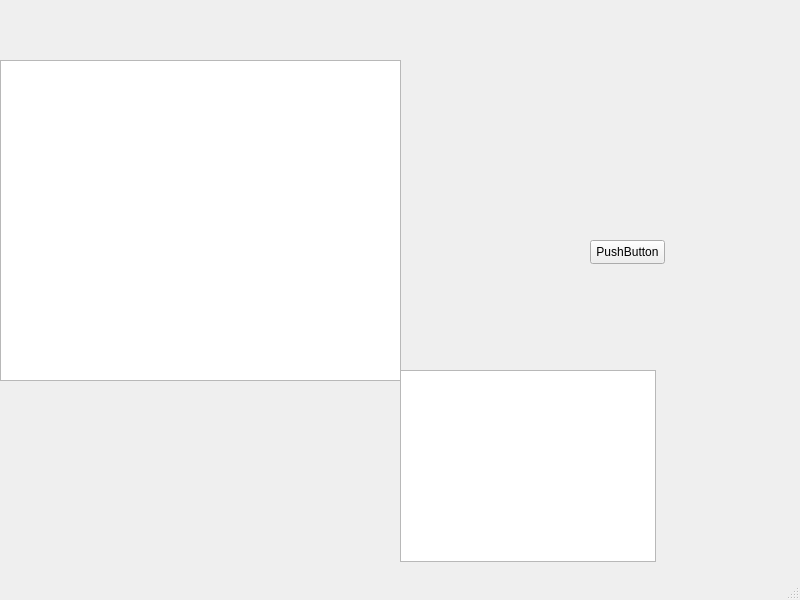
MuHyeonSon/OSSTEM_Intern_Project, file mainwindow.ui: the form before one commit.
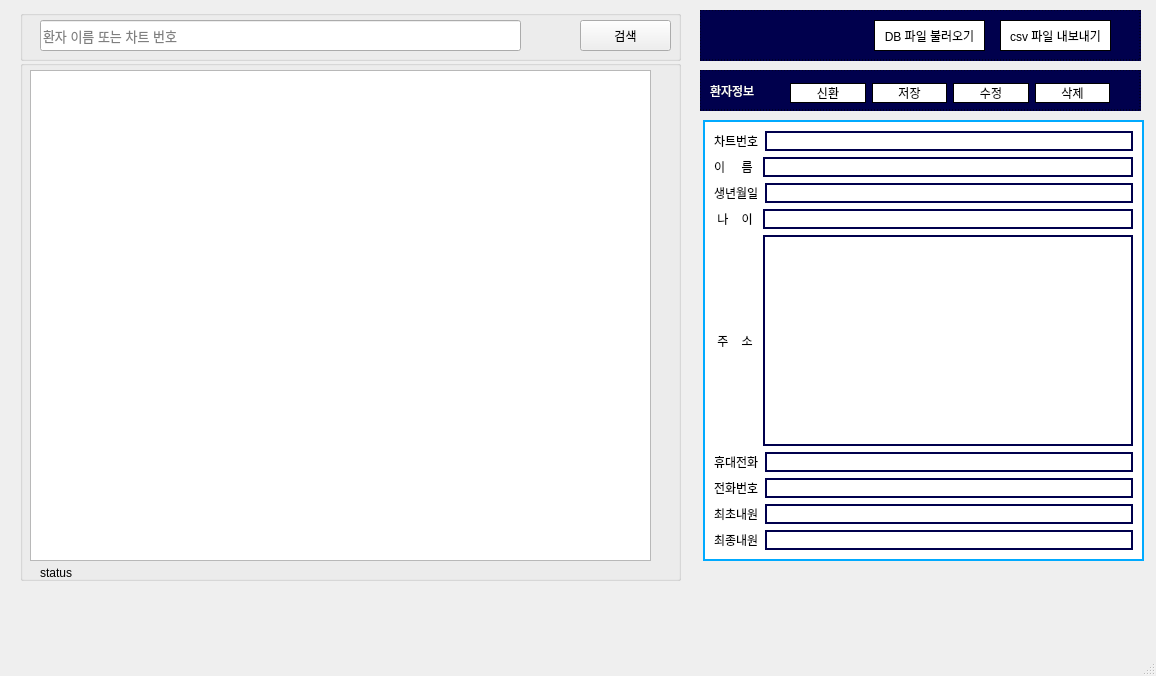
The form after the commit.

Patch:
```diff
--- a/mainwindow.ui
+++ b/mainwindow.ui
@@ -6,46 +6,531 @@
    <rect>
     <x>0</x>
     <y>0</y>
-    <width>800</width>
-    <height>600</height>
+    <width>1156</width>
+    <height>676</height>
    </rect>
   </property>
   <property name="windowTitle">
    <string>MainWindow</string>
   </property>
   <widget class="QWidget" name="centralwidget">
-   <widget class="QTableWidget" name="tableWidget">
+   <property name="styleSheet">
+    <string notr="true"/>
+   </property>
+   <widget class="QLabel" name="label">
     <property name="geometry">
      <rect>
-      <x>0</x>
-      <y>60</y>
-      <width>401</width>
-      <height>321</height>
-     </rect>
-    </property>
-   </widget>
-   <widget class="QPushButton" name="pushButton">
-    <property name="geometry">
-     <rect>
-      <x>590</x>
-      <y>240</y>
-      <width>75</width>
-      <height>24</height>
+      <x>40</x>
+      <y>565</y>
+      <width>91</width>
+      <height>16</height>
      </rect>
     </property>
     <property name="text">
-     <string>PushButton</string>
+     <string>status</string>
     </property>
    </widget>
-   <widget class="QTableView" name="tableView">
+   <widget class="QGroupBox" name="groupBox">
     <property name="geometry">
      <rect>
-      <x>400</x>
-      <y>370</y>
-      <width>256</width>
-      <height>192</height>
+      <x>703</x>
+      <y>120</y>
+      <width>441</width>
+      <height>441</height>
      </rect>
     </property>
+    <property name="styleSheet">
+     <string notr="true">QGroupBox {
+    background-color: rgb(255, 255, 255);
+    border: 2px solid rgb(0, 170, 255);
+}</string>
+    </property>
+    <property name="title">
+     <string/>
+    </property>
+    <layout class="QVBoxLayout" name="verticalLayout">
+     <item>
+      <layout class="QHBoxLayout" name="horizontalLayout">
+       <item>
+        <widget class="QLabel" name="label_pntuid">
+         <property name="text">
+          <string>차트번호</string>
+         </property>
+        </widget>
+       </item>
+       <item>
+        <widget class="QLineEdit" name="lineEdit_pntuid">
+         <property name="styleSheet">
+          <string notr="true">QLineEdit {
+   
+    border: 2px solid rgb(0, 0, 77);
+}</string>
+         </property>
+         <property name="readOnly">
+          <bool>false</bool>
+         </property>
+        </widget>
+       </item>
+      </layout>
+     </item>
+     <item>
+      <layout class="QHBoxLayout" name="horizontalLayout_2">
+       <item>
+        <widget class="QLabel" name="label_pntname">
+         <property name="text">
+          <string>이     름 </string>
+         </property>
+        </widget>
+       </item>
+       <item>
+        <widget class="QLineEdit" name="lineEdit_pntname">
+         <property name="styleSheet">
+          <string notr="true">QLineEdit {
+   
+    border: 2px solid rgb(0, 0, 77);
+}</string>
+         </property>
+        </widget>
+       </item>
+      </layout>
+     </item>
+     <item>
+      <layout class="QHBoxLayout" name="horizontalLayout_3">
+       <item>
+        <widget class="QLabel" name="label_birthdate">
+         <property name="text">
+          <string>생년월일</string>
+         </property>
+        </widget>
+       </item>
+       <item>
+        <widget class="QLineEdit" name="lineEdit_birthdate">
+         <property name="styleSheet">
+          <string notr="true">QLineEdit {
+   
+    border: 2px solid rgb(0, 0, 77);
+}</string>
+         </property>
+        </widget>
+       </item>
+      </layout>
+     </item>
+     <item>
+      <layout class="QHBoxLayout" name="horizontalLayout_4">
+       <item>
+        <widget class="QLabel" name="label_age">
+         <property name="text">
+          <string> 나    이 </string>
+         </property>
+        </widget>
+       </item>
+       <item>
+        <widget class="QLineEdit" name="lineEdit_age">
+         <property name="styleSheet">
+          <string notr="true">QLineEdit {
+   
+    border: 2px solid rgb(0, 0, 77);
+}</string>
+         </property>
+         <property name="readOnly">
+          <bool>true</bool>
+         </property>
+        </widget>
+       </item>
+      </layout>
+     </item>
+     <item>
+      <layout class="QHBoxLayout" name="horizontalLayout_5">
+       <item>
+        <widget class="QLabel" name="label_adrr">
+         <property name="text">
+          <string> 주    소 </string>
+         </property>
+        </widget>
+       </item>
+       <item>
+        <widget class="QTextEdit" name="textEdit_adrr">
+         <property name="styleSheet">
+          <string notr="true">QTextEdit {
+   
+    border: 2px solid rgb(0, 0, 77);
+}</string>
+         </property>
+        </widget>
+       </item>
+      </layout>
+     </item>
+     <item>
+      <layout class="QHBoxLayout" name="horizontalLayout_6">
+       <item>
+        <widget class="QLabel" name="label_hpno">
+         <property name="text">
+          <string>휴대전화</string>
+         </property>
+        </widget>
+       </item>
+       <item>
+        <widget class="QLineEdit" name="lineEdit_hpno">
+         <property name="styleSheet">
+          <string notr="true">QLineEdit {
+   
+    border: 2px solid rgb(0, 0, 77);
+}</string>
+         </property>
+        </widget>
+       </item>
+      </layout>
+     </item>
+     <item>
+      <layout class="QHBoxLayout" name="horizontalLayout_7">
+       <item>
+        <widget class="QLabel" name="label_hometel">
+         <property name="text">
+          <string>전화번호</string>
+         </property>
+        </widget>
+       </item>
+       <item>
+        <widget class="QLineEdit" name="lineEdit_hometel">
+         <property name="styleSheet">
+          <string notr="true">QLineEdit {
+   
+    border: 2px solid rgb(0, 0, 77);
+}</string>
+         </property>
+        </widget>
+       </item>
+      </layout>
+     </item>
+     <item>
+      <layout class="QHBoxLayout" name="horizontalLayout_8">
+       <item>
+        <widget class="QLabel" name="label_FirstVisitDate">
+         <property name="text">
+          <string>최초내원</string>
+         </property>
+        </widget>
+       </item>
+       <item>
+        <widget class="QLineEdit" name="lineEdit_FirstVisitDate">
+         <property name="styleSheet">
+          <string notr="true">QLineEdit {
+   
+    border: 2px solid rgb(0, 0, 77);
+}</string>
+         </property>
+        </widget>
+       </item>
+      </layout>
+     </item>
+     <item>
+      <layout class="QHBoxLayout" name="horizontalLayout_9">
+       <item>
+        <widget class="QLabel" name="label_LastVisitDate">
+         <property name="text">
+          <string>최종내원</string>
+         </property>
+        </widget>
+       </item>
+       <item>
+        <widget class="QLineEdit" name="lineEdit_LastVisitDate">
+         <property name="styleSheet">
+          <string notr="true">QLineEdit {
+   
+    border: 2px solid rgb(0, 0, 77);
+}</string>
+         </property>
+        </widget>
+       </item>
+      </layout>
+     </item>
+    </layout>
+   </widget>
+   <widget class="QGroupBox" name="groupBox_3">
+    <property name="geometry">
+     <rect>
+      <x>20</x>
+      <y>60</y>
+      <width>661</width>
+      <height>521</height>
+     </rect>
+    </property>
+    <property name="autoFillBackground">
+     <bool>false</bool>
+    </property>
+    <property name="styleSheet">
+     <string notr="true"/>
+    </property>
+    <property name="title">
+     <string/>
+    </property>
+    <widget class="QTableView" name="tableView">
+     <property name="geometry">
+      <rect>
+       <x>10</x>
+       <y>10</y>
+       <width>621</width>
+       <height>491</height>
+      </rect>
+     </property>
+     <property name="dragDropMode">
+      <enum>QAbstractItemView::NoDragDrop</enum>
+     </property>
+     <property name="alternatingRowColors">
+      <bool>true</bool>
+     </property>
+     <property name="selectionBehavior">
+      <enum>QAbstractItemView::SelectRows</enum>
+     </property>
+     <property name="textElideMode">
+      <enum>Qt::ElideRight</enum>
+     </property>
+     <property name="verticalScrollMode">
+      <enum>QAbstractItemView::ScrollPerPixel</enum>
+     </property>
+     <property name="horizontalScrollMode">
+      <enum>QAbstractItemView::ScrollPerPixel</enum>
+     </property>
+     <property name="sortingEnabled">
+      <bool>true</bool>
+     </property>
+     <attribute name="horizontalHeaderCascadingSectionResizes">
+      <bool>false</bool>
+     </attribute>
+     <attribute name="horizontalHeaderStretchLastSection">
+      <bool>false</bool>
+     </attribute>
+    </widget>
+   </widget>
+   <widget class="QGroupBox" name="groupBox_2">
+    <property name="geometry">
+     <rect>
+      <x>700</x>
+      <y>70</y>
+      <width>441</width>
+      <height>41</height>
+     </rect>
+    </property>
+    <property name="styleSheet">
+     <string notr="true">QGroupBox {
+    background-color: rgb(0, 0, 77);
+    border: 1px dashed black;
+}</string>
+    </property>
+    <property name="title">
+     <string/>
+    </property>
+    <widget class="QLabel" name="label_2">
+     <property name="geometry">
+      <rect>
+       <x>10</x>
+       <y>10</y>
+       <width>61</width>
+       <height>21</height>
+      </rect>
+     </property>
+     <property name="styleSheet">
+      <string notr="true">QLabel {
+   
+    color :  rgb(255, 255, 255);
+}</string>
+     </property>
+     <property name="text">
+      <string>환자정보</string>
+     </property>
+    </widget>
+    <widget class="QWidget" name="layoutWidget">
+     <property name="geometry">
+      <rect>
+       <x>90</x>
+       <y>10</y>
+       <width>320</width>
+       <height>26</height>
+      </rect>
+     </property>
+     <layout class="QHBoxLayout" name="horizontalLayout_10">
+      <item>
+       <widget class="QPushButton" name="pushButton_newpatient">
+        <property name="styleSheet">
+         <string notr="true">QPushButton {
+    background-color: rgb(255, 255, 255);
+    border: 1px solid black;
+}
+</string>
+        </property>
+        <property name="text">
+         <string>신환</string>
+        </property>
+       </widget>
+      </item>
+      <item>
+       <widget class="QPushButton" name="pushButton_save">
+        <property name="styleSheet">
+         <string notr="true">QPushButton {
+    background-color: rgb(255, 255, 255);
+    border: 1px solid black;
+}
+</string>
+        </property>
+        <property name="text">
+         <string>저장</string>
+        </property>
+       </widget>
+      </item>
+      <item>
+       <widget class="QPushButton" name="pushButton_Edit">
+        <property name="styleSheet">
+         <string notr="true">QPushButton {
+    background-color: rgb(255, 255, 255);
+    border: 1px solid black;
+}
+</string>
+        </property>
+        <property name="text">
+         <string>수정</string>
+        </property>
+       </widget>
+      </item>
+      <item>
+       <widget class="QPushButton" name="pushButton_delete">
+        <property name="styleSheet">
+         <string notr="true">QPushButton {
+    background-color: rgb(255, 255, 255);
+    border: 1px solid black;
+}
+</string>
+        </property>
+        <property name="text">
+         <string>삭제</string>
+        </property>
+       </widget>
+      </item>
+     </layout>
+    </widget>
+   </widget>
+   <widget class="QGroupBox" name="groupBox_4">
+    <property name="geometry">
+     <rect>
+      <x>20</x>
+      <y>10</y>
+      <width>661</width>
+      <height>51</height>
+     </rect>
+    </property>
+    <property name="title">
+     <string/>
+    </property>
+    <widget class="QLineEdit" name="lineEdit_search">
+     <property name="geometry">
+      <rect>
+       <x>20</x>
+       <y>10</y>
+       <width>481</width>
+       <height>31</height>
+      </rect>
+     </property>
+     <property name="font">
+      <font>
+       <pointsize>10</pointsize>
+      </font>
+     </property>
+     <property name="cursor">
+      <cursorShape>IBeamCursor</cursorShape>
+     </property>
+     <property name="focusPolicy">
+      <enum>Qt::ClickFocus</enum>
+     </property>
+     <property name="autoFillBackground">
+      <bool>false</bool>
+     </property>
+     <property name="text">
+      <string/>
+     </property>
+     <property name="frame">
+      <bool>true</bool>
+     </property>
+     <property name="dragEnabled">
+      <bool>false</bool>
+     </property>
+     <property name="placeholderText">
+      <string>환자 이름 또는 차트 번호</string>
+     </property>
+     <property name="clearButtonEnabled">
+      <bool>true</bool>
+     </property>
+    </widget>
+    <widget class="QPushButton" name="pushButton_search">
+     <property name="geometry">
+      <rect>
+       <x>560</x>
+       <y>10</y>
+       <width>91</width>
+       <height>31</height>
+      </rect>
+     </property>
+     <property name="text">
+      <string>검색</string>
+     </property>
+    </widget>
+   </widget>
+   <widget class="QGroupBox" name="groupBox_5">
+    <property name="geometry">
+     <rect>
+      <x>700</x>
+      <y>10</y>
+      <width>441</width>
+      <height>51</height>
+     </rect>
+    </property>
+    <property name="styleSheet">
+     <string notr="true">QGroupBox {
+    background-color: rgb(0, 0, 77);
+    border: 1px dashed black;
+}</string>
+    </property>
+    <property name="title">
+     <string/>
+    </property>
+    <widget class="QPushButton" name="pushButton_exportCSV">
+     <property name="geometry">
+      <rect>
+       <x>300</x>
+       <y>10</y>
+       <width>111</width>
+       <height>31</height>
+      </rect>
+     </property>
+     <property name="styleSheet">
+      <string notr="true">QPushButton {
+    background-color: rgb(255, 255, 255);
+    border: 1px solid black;
+}
+</string>
+     </property>
+     <property name="text">
+      <string>csv 파일 내보내기</string>
+     </property>
+    </widget>
+    <widget class="QPushButton" name="pushButton_Load_DB">
+     <property name="geometry">
+      <rect>
+       <x>174</x>
+       <y>10</y>
+       <width>111</width>
+       <height>31</height>
+      </rect>
+     </property>
+     <property name="styleSheet">
+      <string notr="true">QPushButton {
+    background-color: rgb(255, 255, 255);
+    border: 1px solid black;
+}
+</string>
+     </property>
+     <property name="text">
+      <string>DB 파일 불러오기</string>
+     </property>
+    </widget>
    </widget>
   </widget>
   <widget class="QMenuBar" name="menubar">
```
Left out of the diff: 5 changed lines with no effect on the pictures.
